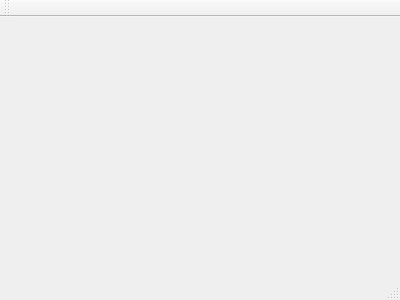
The window that mainwindow.ui (luluma21/fidelity) describes before a commit, drawn with Qt 5.
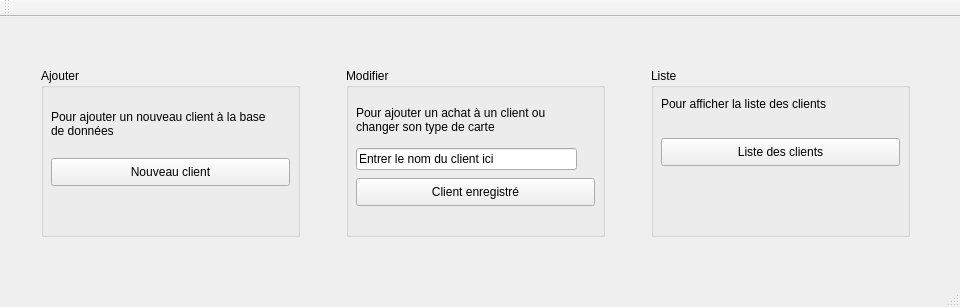
The same window after the commit.

The edit to the form file:
```diff
--- a/mainwindow.ui
+++ b/mainwindow.ui
@@ -1,24 +1,226 @@
 <ui version="4.0">
  <class>MainWindow</class>
- <widget class="QMainWindow" name="MainWindow" >
-  <property name="geometry" >
+ <widget class="QMainWindow" name="MainWindow">
+  <property name="geometry">
    <rect>
     <x>0</x>
     <y>0</y>
-    <width>400</width>
-    <height>300</height>
+    <width>960</width>
+    <height>307</height>
    </rect>
   </property>
   <property name="windowTitle" >
    <string>MainWindow</string>
   </property>
-  <widget class="QMenuBar" name="menuBar" />
-  <widget class="QToolBar" name="mainToolBar" />
-  <widget class="QWidget" name="centralWidget" />
-  <widget class="QStatusBar" name="statusBar" />
+  <widget class="QWidget" name="centralWidget">
+   <widget class="QWidget" name="">
+    <property name="geometry">
+     <rect>
+      <x>30</x>
+      <y>40</y>
+      <width>891</width>
+      <height>191</height>
+     </rect>
+    </property>
+    <layout class="QHBoxLayout" name="horizontalLayout">
+     <item>
+      <widget class="QGroupBox" name="groupBox">
+       <property name="title">
+        <string>Ajouter</string>
+       </property>
+       <widget class="QPushButton" name="newclient">
+        <property name="geometry">
+         <rect>
+          <x>10</x>
+          <y>90</y>
+          <width>239</width>
+          <height>28</height>
+         </rect>
+        </property>
+        <property name="text">
+         <string>Nouveau client</string>
+        </property>
+       </widget>
+       <widget class="QLabel" name="label">
+        <property name="geometry">
+         <rect>
+          <x>10</x>
+          <y>20</y>
+          <width>231</width>
+          <height>71</height>
+         </rect>
+        </property>
+        <property name="acceptDrops">
+         <bool>false</bool>
+        </property>
+        <property name="text">
+         <string>Pour ajouter un nouveau client à la base de données</string>
+        </property>
+        <property name="scaledContents">
+         <bool>false</bool>
+        </property>
+        <property name="wordWrap">
+         <bool>true</bool>
+        </property>
+       </widget>
+      </widget>
+     </item>
+     <item>
+      <spacer name="horizontalSpacer_2">
+       <property name="orientation">
+        <enum>Qt::Horizontal</enum>
+       </property>
+       <property name="sizeType">
+        <enum>QSizePolicy::Fixed</enum>
+       </property>
+       <property name="sizeHint" stdset="0">
+        <size>
+         <width>40</width>
+         <height>20</height>
+        </size>
+       </property>
+      </spacer>
+     </item>
+     <item>
+      <widget class="QGroupBox" name="groupBox_2">
+       <property name="title">
+        <string>Modifier</string>
+       </property>
+       <widget class="QPushButton" name="registeredclient">
+        <property name="geometry">
+         <rect>
+          <x>10</x>
+          <y>110</y>
+          <width>239</width>
+          <height>28</height>
+         </rect>
+        </property>
+        <property name="text">
+         <string>Client enregistré</string>
+        </property>
+       </widget>
+       <widget class="QLabel" name="label_2">
+        <property name="geometry">
+         <rect>
+          <x>10</x>
+          <y>10</y>
+          <width>231</width>
+          <height>84</height>
+         </rect>
+        </property>
+        <property name="acceptDrops">
+         <bool>true</bool>
+        </property>
+        <property name="text">
+         <string>Pour ajouter un achat à un client ou changer son type de carte</string>
+        </property>
+        <property name="wordWrap">
+         <bool>true</bool>
+        </property>
+       </widget>
+       <widget class="QLineEdit" name="clientname">
+        <property name="geometry">
+         <rect>
+          <x>10</x>
+          <y>80</y>
+          <width>221</width>
+          <height>22</height>
+         </rect>
+        </property>
+        <property name="inputMask">
+         <string/>
+        </property>
+        <property name="text">
+         <string>Entrer le nom du client ici</string>
+        </property>
+        <property name="frame">
+         <bool>true</bool>
+        </property>
+       </widget>
+      </widget>
+     </item>
+     <item>
+      <spacer name="horizontalSpacer">
+       <property name="orientation">
+        <enum>Qt::Horizontal</enum>
+       </property>
+       <property name="sizeType">
+        <enum>QSizePolicy::Fixed</enum>
+       </property>
+       <property name="sizeHint" stdset="0">
+        <size>
+         <width>40</width>
+         <height>20</height>
+        </size>
+       </property>
+      </spacer>
+     </item>
+     <item>
+      <widget class="QGroupBox" name="groupBox_3">
+       <property name="title">
+        <string>Liste</string>
+       </property>
+       <widget class="QPushButton" name="clientslist">
+        <property name="geometry">
+         <rect>
+          <x>10</x>
+          <y>70</y>
+          <width>239</width>
+          <height>28</height>
+         </rect>
+        </property>
+        <property name="text">
+         <string>Liste des clients</string>
+        </property>
+       </widget>
+       <widget class="QLabel" name="label_3">
+        <property name="geometry">
+         <rect>
+          <x>10</x>
+          <y>20</y>
+          <width>231</width>
+          <height>31</height>
+         </rect>
+        </property>
+        <property name="text">
+         <string>Pour afficher la liste des clients</string>
+        </property>
+        <property name="alignment">
+         <set>Qt::AlignLeading|Qt::AlignLeft|Qt::AlignVCenter</set>
+        </property>
+        <property name="margin">
+         <number>0</number>
+        </property>
+        <property name="indent">
+         <number>-1</number>
+        </property>
+       </widget>
+      </widget>
+     </item>
+    </layout>
+   </widget>
+  </widget>
+  <widget class="QMenuBar" name="menuBar">
+   <property name="geometry">
+    <rect>
+     <x>0</x>
+     <y>0</y>
+     <width>960</width>
+     <height>26</height>
+    </rect>
+   </property>
+  </widget>
+  <widget class="QToolBar" name="mainToolBar">
+   <attribute name="toolBarArea">
+    <enum>TopToolBarArea</enum>
+   </attribute>
+   <attribute name="toolBarBreak">
+    <bool>false</bool>
+   </attribute>
+  </widget>
+  <widget class="QStatusBar" name="statusBar"/>
  </widget>
- <layoutDefault spacing="6" margin="11" />
- <pixmapfunction></pixmapfunction>
+ <layoutdefault spacing="6" margin="11"/>
  <resources/>
  <connections/>
 </ui>
```
Left out of the diff: 5 changed lines with no effect on the pictures.
